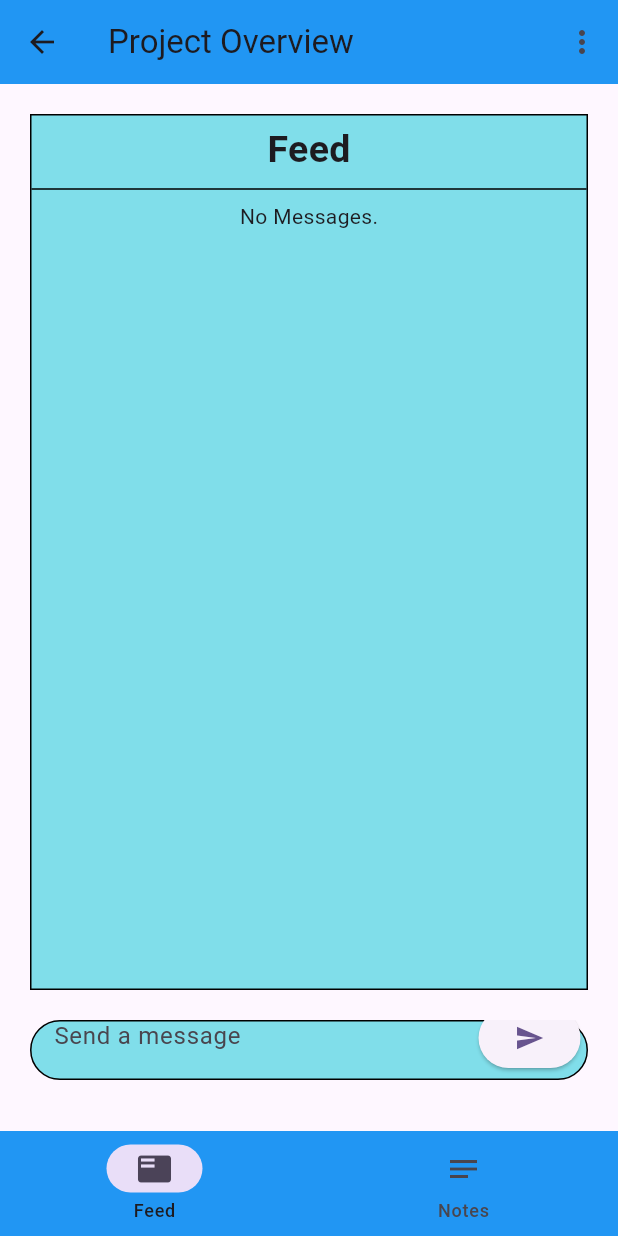
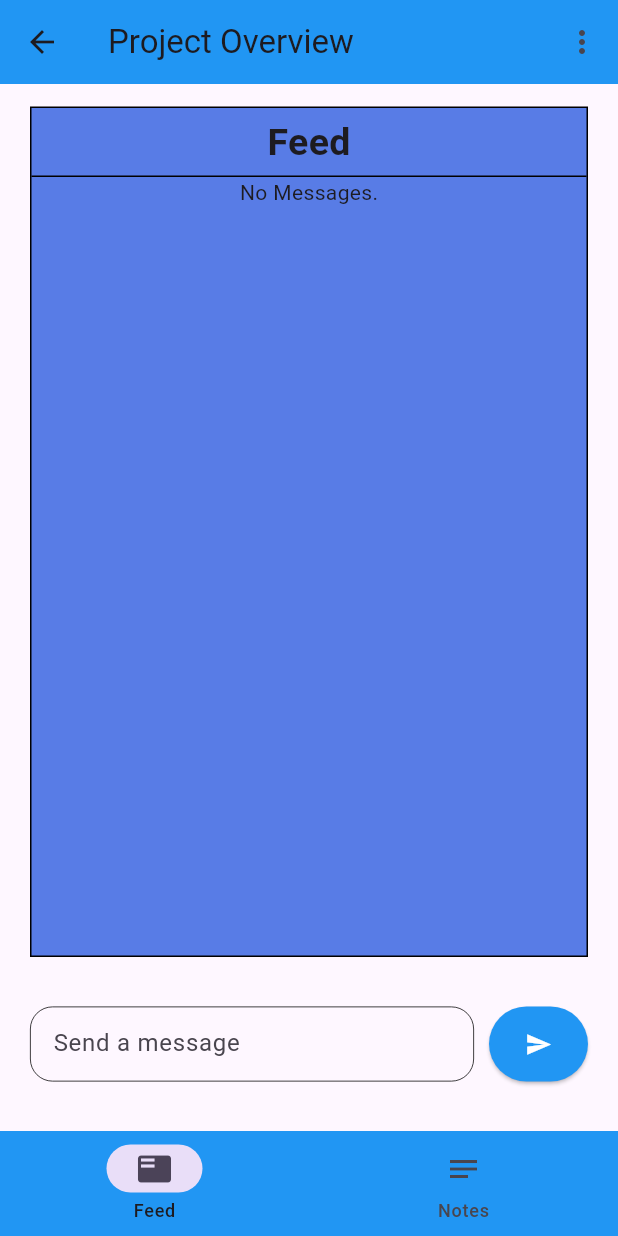
Before and after one commit to aleleotta/TeamVortex, a Flutter app: the ProjectFeedPage screen opened by its route, on a phone screen of 412 x 824 dp. Run offline on Flutter 3.47's test engine with Material 3 defaults, Android fonts, the phone set to English and light mode, and no system bars; our stand-ins replace cloud_firestore, firebase_auth, firebase_core; accounts and stored records are empty.

Commit message:
Project notes are now functional and more UI and backend changes.

```diff
--- a/lib/main.dart
+++ b/lib/main.dart
@@ -54,7 +54,7 @@ class MyApp extends StatelessWidget {
           "/projectsView": (context) => const ProjectsPage(),
           "/createProjectView": (context) => CreateProjectPage(),
           "/projectFeedView": (context) => ProjectFeedPage(),
-          "/projectNotesView": (context) => ProjectNotesPage(),
+          "/projectNotesView": (context) => const ProjectNotesPage(),
           "/loginView": (context) => LoginPage(),
           "/registerView": (context) => RegisterPage(),
           "/chatsView": (context) => ChatsView(), //Next task to work on, will follow a similar structure as project feed.
--- a/lib/models/entities/Project.dart
+++ b/lib/models/entities/Project.dart
@@ -1,4 +1,4 @@
-// ignore_for_file: file_names
+// ignore_for_file: file_names, unnecessary_getters_setters
 
 class Project {
   // Attributes
--- a/lib/models/entities/ProjectNote.dart
+++ b/lib/models/entities/ProjectNote.dart
@@ -10,8 +10,6 @@ class ProjectNote {
   final String projectRef;
   final String creatorUsername;
   final Timestamp creationDate;
-  Timestamp? editDate;
-  Timestamp? dueDate;
 
   // Getters
   String get getDocId => docId;
@@ -20,14 +18,10 @@ class ProjectNote {
   String get getProjectRef => projectRef;
   String get getCreatorUsername => creatorUsername;
   Timestamp get getCreationDate => creationDate;
-  Timestamp? get getEditDate => editDate;
-  Timestamp? get getDueDate => dueDate;
 
   // Setters
   set setTitle(String title) => this.title = title;
   set setContent(String content) => this.content = content;
-  set setEditDate(Timestamp? editDate) => this.editDate = editDate;
-  set setDueDate(Timestamp? dueDate) => this.dueDate = dueDate;
 
   // Constructor
   ProjectNote({
@@ -37,34 +31,27 @@ class ProjectNote {
     required this.projectRef,
     required this.creatorUsername,
     required this.creationDate,
-    this.editDate,
-    this.dueDate
   });
 
   // Methods
   Map<String, dynamic> toMap() {
     return {
-      'docId': docId,
       'title': title,
       'content': content,
       'projectRef': projectRef,
       'creatorUsername': creatorUsername,
       'creationDate': creationDate,
-      'editDate': editDate,
-      'dueDate': dueDate
     };
   }
 
-  static ProjectNote fromMap(Map<String, dynamic> map) {
+  static ProjectNote fromMap(Map<String, dynamic> map, String docId) {
     return ProjectNote(
-      docId: map['docId'],
+      docId: docId,
       title: map['title'],
       content: map['content'],
       projectRef: map['projectRef'],
       creatorUsername: map['creatorUsername'],
       creationDate: map['creationDate'],
-      editDate: map['editDate'] as Timestamp?,
-      dueDate: map['dueDate'] as Timestamp?
     );
   }
 }
--- a/lib/models/services/firestore/firestore_project_notes.dart
+++ b/lib/models/services/firestore/firestore_project_notes.dart
@@ -28,7 +28,7 @@ class FirestoreProjectNotes {
       .where("projectRef", isEqualTo: projectId)
       .get();
       for (var doc in querySnapshot.docs) {
-        notes.add(ProjectNote.fromMap(doc.data()));
+        notes.add(ProjectNote.fromMap(doc.data(), doc.id));
       }
     }
     catch (err) {
--- a/lib/viewmodels/create_project_vm.dart
+++ b/lib/viewmodels/create_project_vm.dart
@@ -2,7 +2,6 @@ import 'package:firebase_auth/firebase_auth.dart';
 import 'package:flutter/material.dart';
 import 'package:teamvortex/models/entities/Project.dart';
 import 'package:teamvortex/models/services/firebase_auth_services.dart';
-import 'package:teamvortex/models/services/firestore/firestore_auth.dart';
 import 'package:teamvortex/models/services/firestore/firestore_projects.dart';
 
 class CreateProjectViewModel extends ChangeNotifier {
--- a/lib/views/project_feed_page.dart
+++ b/lib/views/project_feed_page.dart
@@ -1,4 +1,5 @@
   import 'package:cloud_firestore/cloud_firestore.dart';
+  import 'package:flutter/foundation.dart';
   import 'package:flutter/material.dart';
   import 'package:provider/provider.dart';
   import 'package:teamvortex/models/entities/Message.dart';
@@ -30,13 +31,232 @@ class ProjectFeedPage extends StatelessWidget {
           backgroundColor: Colors.blue,
           automaticallyImplyLeading: true,
           actions: [
-          PopupMenuButton(
+            _projectOptions()
+          ]
+        ),
+        body: Padding(
+          padding: const EdgeInsets.fromLTRB(20, 15, 20, 0),
+          child: Center(
+            child: Column(
+              children: <Widget>[
+                Container(
+                  width: 1800,
+                  height: screenHeight - 257,
+                  decoration: BoxDecoration(
+                    color: const Color.fromARGB(255, 88, 124, 230),
+                    border: Border.all(
+                      color: Colors.black,
+                    ),
+                  ),
+                  child: Column(
+                    children: <Widget>[
+                      const Padding(
+                        padding: EdgeInsets.only(top: 5, bottom: 5),
+                        child: Text("Feed", style: TextStyle(fontWeight: FontWeight.bold, fontSize: 25)),
+                      ),
+                      const Divider(color: Colors.black, height: 0),
+                      Expanded(
+                        child: SingleChildScrollView(
+                          controller: _scrollController,
+                          child: StreamBuilder<QuerySnapshot>(
+                            stream: context.watch<ProjectFeedViewModel>().messages,
+                            builder: (context, AsyncSnapshot<QuerySnapshot> snapshot) {
+                              if (snapshot.hasError) {
+                                return const Text("No Connection.");
+                              } else if (snapshot.connectionState == ConnectionState.waiting) {
+                                return const CircularProgressIndicator();
+                              }
+                              final documents = snapshot.data?.docs;
+                              if (documents?.isEmpty ?? true) {
+                                return const Text("No Messages.");
+                              }
+                              WidgetsBinding.instance.addPostFrameCallback((_) {
+                                _scrollDown();
+                              });
+                              return Column(
+                                children: documents!.map(
+                                  (DocumentSnapshot document) {
+                                    final data = document.data() as Map<String, dynamic>;
+                                    Message message = Message.fromMap(data);
+                                    return _messageItem(context, message);
+                                  }
+                                ).toList()
+                              );
+                            },
+                          ),
+                        ),
+                      )
+                    ]
+                  )
+                ),
+                Expanded(
+                  child: SizedBox(
+                    child: Center(
+                      child: _inputFieldWithSend(context)
+                    )
+                  ),
+                ),
+              ]
+            )
+          ),
+        ),
+        bottomNavigationBar: navigationBarInsideProject(context),
+      );
+    }
+
+    Widget _messageItem(BuildContext context, Message message) {
+      String time;
+      if (message.timestamp.toDate().day == DateTime.now().day) {
+        time = DateFormat("hh:mm a").format(message.timestamp.toDate());
+      } else if (message.timestamp.toDate().day != DateTime.now().day && message.timestamp.toDate().year == DateTime.now().year) {
+        time = DateFormat("dd/MM hh:mm a").format(message.timestamp.toDate());
+      } else {
+        time = DateFormat("dd/MM/yyyy hh:mm a").format(message.timestamp.toDate());
+      }
+      return Container(
+        decoration: BoxDecoration(
+          border: Border.all(color: Colors.black54, width: 0.1),
+          color: Colors.blue[300]
+        ),
+        child: ExpansionTile(
+          initiallyExpanded: true,
+          title: Text(message.senderUsername),
+          trailing: Text(time, style: const TextStyle(fontSize: 13)),
+          children: <Widget>[
+            Container(
+              width: 1800,
+              color: Colors.cyan[200],
+              child: Padding(
+                padding: const EdgeInsets.all(15),
+                child: Text(message.messageString),
+              )
+            )
+          ]
+        )
+      );
+    }
+
+    Widget _inputFieldWithSend(BuildContext context) {
+      double elementHeight = 50;
+      return Row(
+        children: <Widget>[
+          Expanded(
+            child: Container(
+              height: elementHeight,
+              decoration: BoxDecoration(
+                border: Border.all(color: Colors.black, width: 0.5),
+                borderRadius: BorderRadius.circular(15),
+              ),
+              child: Padding(
+                padding: const EdgeInsets.only(left: 15),
+                child: TextField(
+                  controller: _messageController,
+                  maxLines: 1,
+                  decoration: const InputDecoration(
+                    border: InputBorder.none,
+                    hintText: "Send a message",
+                  ),
+                  textInputAction: TextInputAction.send,
+                  onSubmitted: (text) {
+                    if (_messageController.text.isNotEmpty) {
+                      context.read<ProjectFeedViewModel>().sendMessage(text);
+                      _messageController.clear();
+                    }
+                  },
+                )
+              ),
+            )
+          ),
+          const SizedBox(width: 10),
+          SizedBox(
+            height: elementHeight,
+            child: ElevatedButton(
+              onPressed: () async {
+                if (_messageController.text.isNotEmpty) {
+                  context.read<ProjectFeedViewModel>().sendMessage(_messageController.text);
+                  _messageController.clear();
+                }
+              },
+              style: ElevatedButton.styleFrom(
+                backgroundColor: Colors.blue,
+              ),
+              child: const Icon(Icons.send, color: Colors.white),
+            ),
+          )
+        ]
+      );
+      /*return Stack(
+        children: <Widget>[
+          Container(
+            width: 1000,
+            height: 50,
+            decoration: BoxDecoration(
+              color: Colors.cyan[200],
+              borderRadius: BorderRadius.circular(30),
+              border: Border.all(
+                color: Colors.black
+              ),
+            ),
+            child: Padding(
+              padding: const EdgeInsets.only(left: 15),
+              child: Center(
+                child: TextField(
+                  controller: _messageController,
+                  maxLines: 1,
+                  decoration: const InputDecoration(
+                    border: InputBorder.none,
+                    hintText: "Send a message",
+                  ),
+                  textInputAction: TextInputAction.send,
+                  onSubmitted: (text) {
+                    if (_messageController.text.isNotEmpty) {
+                      context.read<ProjectFeedViewModel>().sendMessage(text);
+                      _messageController.clear();
+                    }
+                  },
+                )
+              ),
+            )
+          ),
+          Positioned(
+            right: 5,
+            bottom: 4,
+            child: ElevatedButton(
+              onPressed: () async {
+                if (_messageController.text.isNotEmpty) {
+                  await context.read<ProjectFeedViewModel>().sendMessage(_messageController.text);
+                }
+                _messageController.clear();
+              },
+              child: const Icon(Icons.send, size: 20),
+            )
+          )
+        ]
+      );*/
+    }
+
+    void _scrollDown() {
+      try {
+        _scrollController.animateTo(
+        _scrollController.position.maxScrollExtent,
+        duration: const Duration(milliseconds: 500),
+        curve: Curves.ease
+        );
+      } catch (err) {
+        if (kDebugMode) {
+          print(err);
+        }
+      }
+    }
+
+    PopupMenuButton _projectOptions() {
+      return PopupMenuButton(
         icon: const Icon(Icons.more_vert),
         itemBuilder: (context) => [
           PopupMenuItem(
             child: const Text("Add Member"),
             onTap: () {
-                  TextEditingController _usernameController = TextEditingController();
+              TextEditingController usernameController = TextEditingController();
               showDialog(
                 context: context,
                 builder: (context) {
@@ -48,7 +268,7 @@ class ProjectFeedPage extends StatelessWidget {
                         children: <Widget>[
                           const Text("Specify the username:"),
                           const SizedBox(height: 5),
-                              inputFieldWithHoveringLabel("", controller: _usernameController),
+                          inputFieldWithHoveringLabel("", controller: usernameController),
                         ],
                       ),
                     ),
@@ -67,8 +287,12 @@ class ProjectFeedPage extends StatelessWidget {
                       TextButton(
                         child: const Text("Add"),
                         onPressed: () async {
-                              await context.read<ProjectFeedViewModel>().addUserToProject(_usernameController.text)
+                          await context.read<ProjectFeedViewModel>().addUserToProject(usernameController.text)
                           .then((statusCode) {
+                            if (usernameController.text.isEmpty) {
+                              SnackBar snackBar = const SnackBar(content: Text("Please enter a username."), backgroundColor: Colors.red);
+                              ScaffoldMessenger.of(context).showSnackBar(snackBar);
+                            } else {
                               if (statusCode == 0) {
                                 Navigator.pop(context);
                                 SnackBar snackBar = const SnackBar(content: Text("Member added successfully.",), backgroundColor: Colors.green);
@@ -82,6 +306,7 @@ class ProjectFeedPage extends StatelessWidget {
                               } else if (statusCode == -3) {
                                 SnackBar snackBar = const SnackBar(content: Text("User already forms part of this project."), backgroundColor: Colors.red);
                                 ScaffoldMessenger.of(context).showSnackBar(snackBar);
+                              }
                             }
                           });
                         },
@@ -133,152 +358,7 @@ class ProjectFeedPage extends StatelessWidget {
             }
           )
         ]
-          )
-        ]
-      ),
-      body: Padding(
-        padding: const EdgeInsets.all(20),
-        child: Center(
-          child: Column(
-            children: <Widget>[
-              Container(
-                width: 1000,
-                height: screenHeight - 240,
-                decoration: BoxDecoration(
-                  color: Colors.cyan[200],
-                  border: Border.all(
-                    color: Colors.black,
-                  ),
-                ),
-                child: Padding(
-                  padding: const EdgeInsets.only(top: 5),
-                  child: SingleChildScrollView(
-                    controller: _scrollController,
-                    child: Column(
-                      children: <Widget>[
-                        const Text("Feed", style: TextStyle(fontWeight: FontWeight.bold, fontSize: 25)),
-                        const Divider(color: Colors.black),
-                        StreamBuilder<QuerySnapshot>(
-                          stream: context.watch<ProjectFeedViewModel>().messages,
-                          builder: (context, AsyncSnapshot<QuerySnapshot> snapshot) {
-                            if (snapshot.hasError) {
-                              return const Text("No Connection.");
-                            } else if (snapshot.connectionState == ConnectionState.waiting) {
-                              return const CircularProgressIndicator();
-                            }
-                            final documents = snapshot.data?.docs;
-                            if (documents?.isEmpty ?? true) {
-                              return const Text("No Messages.");
-                            }
-                            return Column(
-                              children: documents!.map(
-                                (DocumentSnapshot document) {
-                                  final data = document.data() as Map<String, dynamic>;
-                                  Message message = Message.fromMap(data);
-                                  return _messageItem(context, message);
-                                }
-                              ).toList()
-                            );
-                          },
-                        )
-                      ]
-                    )
-                  )
-                )
-              ),
-              const SizedBox(height: 20),
-              Stack(
-                children: <Widget>[
-                  Container(
-                    width: 1000,
-                    height: 40,
-                    decoration: BoxDecoration(
-                      color: Colors.cyan[200],
-                      borderRadius: BorderRadius.circular(20),
-                      border: Border.all(
-                        color: Colors.black
-                      ),
-                    ),
-                    child: Padding(
-                      padding: const EdgeInsets.fromLTRB(15, 0, 80, 12),
-                      child: TextField(
-                        controller: _messageController,
-                        maxLines: 1,
-                        decoration: const InputDecoration(
-                          border: InputBorder.none,
-                          hintText: "Send a message",
-                        ),
-                      ),
-                    )
-                  ),
-                  Positioned(
-                    right: 5,
-                    bottom: 4,
-                    child: ElevatedButton(
-                      onPressed: () {
-                        if (_messageController.text.isNotEmpty) {
-                          context.read<ProjectFeedViewModel>().sendMessage(_messageController.text);
-                        }
-                        _scrollController.animateTo(
-                          _scrollController.position.maxScrollExtent,
-                          duration: const Duration(milliseconds: 500),
-                          curve: Curves.ease
-                        );
-                        _messageController.clear();
-                      },
-                      child: const Icon(Icons.send, size: 20),
-                    )
-                  )
-                ]
-              )
-            ]
-          )
-        ),
-      ),
-      bottomNavigationBar: navigationBarInsideProject(context),
       );
     }
 
-  Widget _messageItem(BuildContext context, Message message) {
-    String time = DateFormat("hh:mm a").format(message.timestamp.toDate());
-    double messageWidth = MediaQuery.of(context).size.width * 0.7;
-    double messageHeight = 50 + (message.messageString.length / 05);
-    return Container(
-      width: 1000,
-      height: messageHeight,
-      decoration: const BoxDecoration(
-        border: Border(
-          bottom: BorderSide(
-            color: Colors.black38
-          )
-        )
-      ),
-      child: Stack(
-        children: <Widget>[
-          Positioned(
-            left: 7,
-            top: 0,
-            child: Row(
-              crossAxisAlignment: CrossAxisAlignment.start,
-              children: <Widget>[
-                Text("${message.senderUsername}:", style: const TextStyle(fontWeight: FontWeight.bold, fontSize: 17)),
-                const SizedBox(width: 5),
-                SizedBox(
-                  width: messageWidth,
-                  child: Text(message.messageString, style: const TextStyle(fontSize: 17))
-                )
-              ]
-            ),
-          ),
-          Positioned(
-            right: 3,
-            bottom: 1,
-            child: Text(
-              time,
-              style: const TextStyle(fontSize: 13, fontWeight: FontWeight.bold))
-          ),
-        ]
-      )
-    );
   }
-}
--- a/lib/views/widgets/inputs.dart
+++ b/lib/views/widgets/inputs.dart
@@ -4,6 +4,7 @@ import 'package:teamvortex/models/entities/Project.dart';
 import 'package:teamvortex/models/services/firebase_auth_services.dart';
 import 'package:teamvortex/viewmodels/nav_bar_vm.dart';
 import 'package:teamvortex/viewmodels/project_feed_vm.dart';
+import 'package:teamvortex/viewmodels/project_notes_vm.dart';
 import 'package:teamvortex/viewmodels/projects_vm.dart';
 
 Widget inputFieldWithHoveringLabel(String? labelName, {bool isPassword = false,
@@ -143,6 +144,7 @@ Widget projectCard(BuildContext context, {required Project project}) {
         child: GestureDetector(
           onTap: () {
             context.read<ProjectFeedViewModel>().setSelectedProject(project);
+            context.read<ProjectNotesViewModel>().setSelectedProject(project);
             context.read<NavBarViewModel>().selectedIndex = 0;
             Navigator.pushNamed(context, "/projectFeedView");
           },
```
Also changed, not shown: lib/models/services/firestore/firestore_projects.dart (+16 -0 lines), lib/viewmodels/project_notes_vm.dart (+52 -1 lines), lib/views/project_notes_page.dart (+30 -5 lines), lib/views/widgets/note_templates.dart (added, +206 -0 lines). Lines whose indentation alone changed are shown as unchanged.
